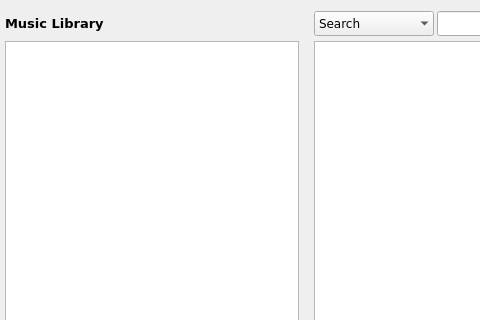
shahid334/sayonara-player, file trunk/src/GUI/library/GUI_Library_windowed.ui: the form before one commit; both pictures show x 0 to 480 and y 0 to 320 of the 612 by 714 pixel window.
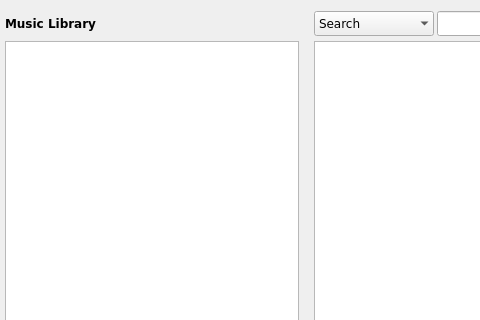
The form after the commit. Custom widgets are drawn as their Qt base class.

The edit to the form file:
```diff
--- a/trunk/src/GUI/library/GUI_Library_windowed.ui
+++ b/trunk/src/GUI/library/GUI_Library_windowed.ui
@@ -420,7 +420,7 @@
        <property name="font">
         <font>
          <family>DejaVu Sans</family>
-         <pointsize>10</pointsize>
+         <pointsize>9</pointsize>
          <weight>75</weight>
          <bold>true</bold>
         </font>
```
Left out of the diff: 2 changed lines with no effect on the pictures.
